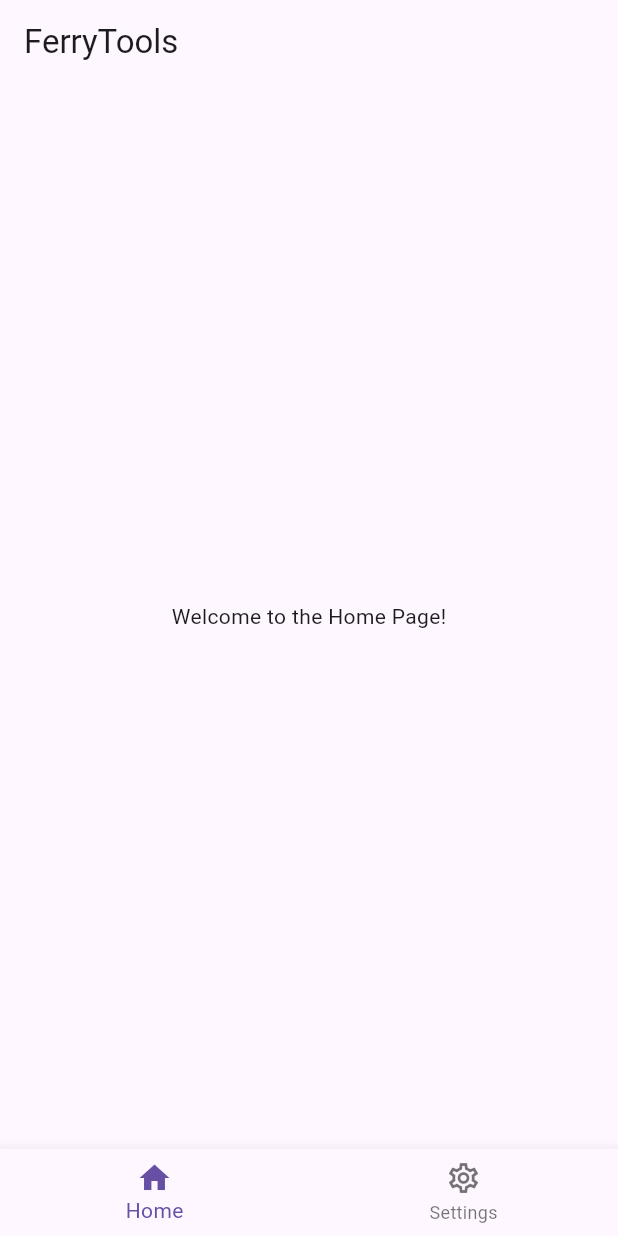
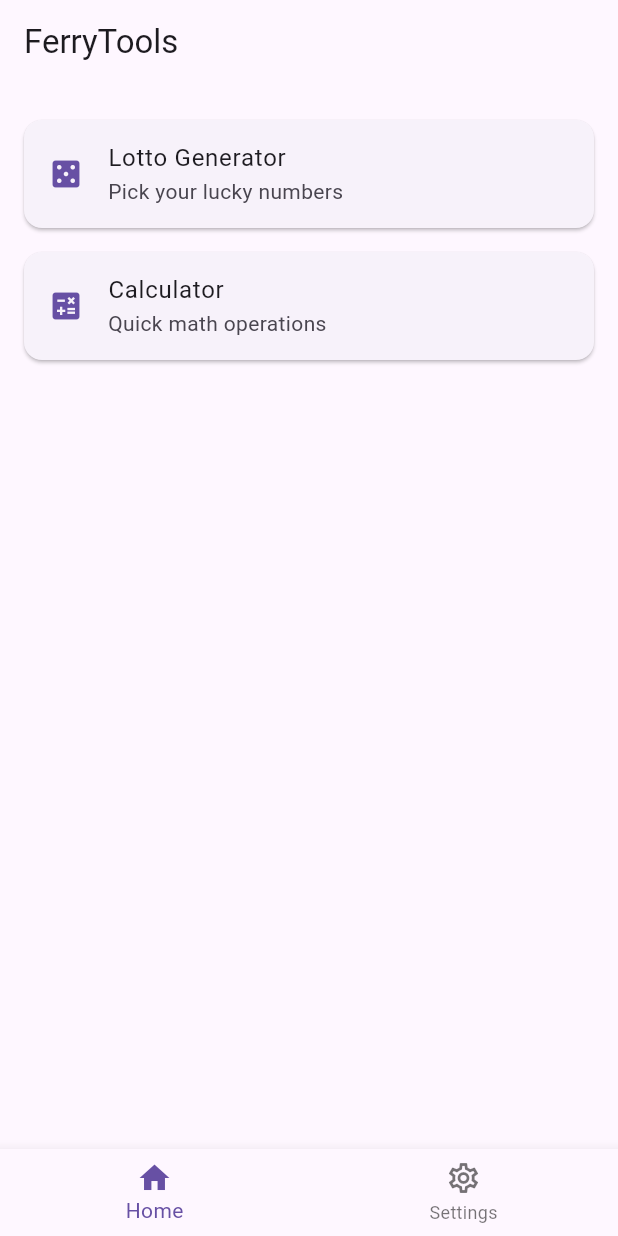
Before and after one commit to Netsh-f/FerryTools, a Flutter app: the screen it shows after launch, on a phone screen of 412 x 824 dp. Run offline on Flutter 3.47's test engine with Material 3 defaults, Android fonts, the phone set to English and light mode, and no system bars.

Commit message:
大乐透机选号生成器

```diff
--- a/lib/pages/home_page.dart
+++ b/lib/pages/home_page.dart
@@ -1,3 +1,4 @@
+import 'package:ferrytools/pages/lotto_page.dart';
 import 'package:flutter/material.dart';
 
 class HomePage extends StatelessWidget {
@@ -5,8 +6,48 @@ class HomePage extends StatelessWidget {
 
   @override
   Widget build(BuildContext context) {
-    return const Center(
-      child: Text('Welcome to the Home Page!'),
+    return ListView(
+      padding: const EdgeInsets.all(16.0),
+      children: [
+        _buildToolTile(
+          context: context,
+          icon: Icons.casino,
+          title: 'Lotto Generator',
+          subtitle: 'Pick your lucky numbers',
+          onTap: () => Navigator.of(
+            context,
+          ).push(MaterialPageRoute(builder: (_) => const LottoPage())),
+        ),
+        _buildToolTile(
+          context: context,
+          icon: Icons.calculate,
+          title: 'Calculator',
+          subtitle: 'Quick math operations',
+          onTap: () => Navigator.of(
+            context,
+          ).push(MaterialPageRoute(builder: (_) => const LottoPage())),
+        ),
+        // 继续添加更多工具...
+      ],
+    );
+  }
+
+  Widget _buildToolTile({
+    required BuildContext context,
+    required IconData icon,
+    required String title,
+    required String subtitle,
+    required VoidCallback onTap,
+  }) {
+    return Card(
+      margin: const EdgeInsets.symmetric(vertical: 8),
+      child: ListTile(
+        leading: Icon(icon, color: Theme.of(context).primaryColor),
+        title: Text(title),
+        subtitle: Text(subtitle),
+        onTap: onTap,
+        shape: RoundedRectangleBorder(borderRadius: BorderRadius.circular(12)),
+      ),
     );
   }
 }
```
Also changed, not shown: lib/pages/lotto_page.dart (+126 -2 lines).
